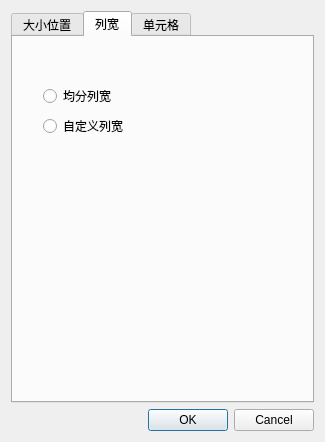
Old version of the form ofdEditor/model/Widget/TableSettingDialog.ui in the repository mcoder2014/ofdEditor.
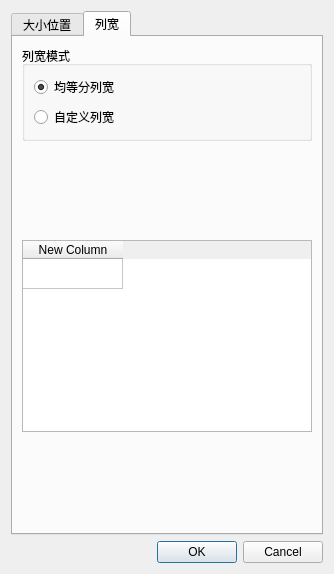
New version of the form. The open tabs and pages were chosen to show the change.

The edit to the form file:
```diff
--- a/ofdEditor/model/Widget/TableSettingDialog.ui
+++ b/ofdEditor/model/Widget/TableSettingDialog.ui
@@ -6,8 +6,8 @@
    <rect>
     <x>0</x>
     <y>0</y>
-    <width>325</width>
-    <height>442</height>
+    <width>334</width>
+    <height>574</height>
    </rect>
   </property>
   <property name="windowTitle">
@@ -304,37 +304,86 @@
       <attribute name="title">
        <string>列宽</string>
       </attribute>
-      <widget class="QRadioButton" name="balanceCol">
-       <property name="geometry">
-        <rect>
-         <x>30</x>
-         <y>50</y>
-         <width>91</width>
-         <height>18</height>
-        </rect>
-       </property>
-       <property name="text">
-        <string>均分列宽</string>
-       </property>
-      </widget>
-      <widget class="QRadioButton" name="customCol">
-       <property name="geometry">
-        <rect>
-         <x>30</x>
-         <y>80</y>
-         <width>91</width>
-         <height>18</height>
-        </rect>
-       </property>
-       <property name="text">
-        <string>自定义列宽</string>
-       </property>
-      </widget>
-     </widget>
-     <widget class="QWidget" name="tab_3">
-      <attribute name="title">
-       <string>单元格</string>
-      </attribute>
+      <layout class="QGridLayout" name="gridLayout_5">
+       <item row="0" column="0">
+        <widget class="QGroupBox" name="groupBox_5">
+         <property name="title">
+          <string>列宽模式</string>
+         </property>
+         <layout class="QVBoxLayout" name="verticalLayout_2">
+          <item>
+           <widget class="QRadioButton" name="balanceCol">
+            <property name="text">
+             <string>均等分列宽</string>
+            </property>
+            <property name="checked">
+             <bool>true</bool>
+            </property>
+           </widget>
+          </item>
+          <item>
+           <widget class="QRadioButton" name="customCol">
+            <property name="text">
+             <string>自定义列宽</string>
+            </property>
+           </widget>
+          </item>
+         </layout>
+        </widget>
+       </item>
+       <item row="2" column="0">
+        <widget class="QTableWidget" name="setTableCellWidth">
+         <attribute name="horizontalHeaderDefaultSectionSize">
+          <number>100</number>
+         </attribute>
+         <attribute name="horizontalHeaderMinimumSectionSize">
+          <number>10</number>
+         </attribute>
+         <attribute name="horizontalHeaderStretchLastSection">
+          <bool>false</bool>
+         </attribute>
+         <attribute name="verticalHeaderVisible">
+          <bool>false</bool>
+         </attribute>
+         <row>
+          <property name="text">
+           <string>New Row</string>
+          </property>
+         </row>
+         <column>
+          <property name="text">
+           <string>New Column</string>
+          </property>
+         </column>
+        </widget>
+       </item>
+       <item row="1" column="0">
+        <spacer name="verticalSpacer_5">
+         <property name="orientation">
+          <enum>Qt::Vertical</enum>
+         </property>
+         <property name="sizeHint" stdset="0">
+          <size>
+           <width>20</width>
+           <height>40</height>
+          </size>
+         </property>
+        </spacer>
+       </item>
+       <item row="3" column="0">
+        <spacer name="verticalSpacer_6">
+         <property name="orientation">
+          <enum>Qt::Vertical</enum>
+         </property>
+         <property name="sizeHint" stdset="0">
+          <size>
+           <width>20</width>
+           <height>40</height>
+          </size>
+         </property>
+        </spacer>
+       </item>
+      </layout>
      </widget>
     </widget>
    </item>
```
Left out of the diff: 150 changed lines with no effect on the pictures.
